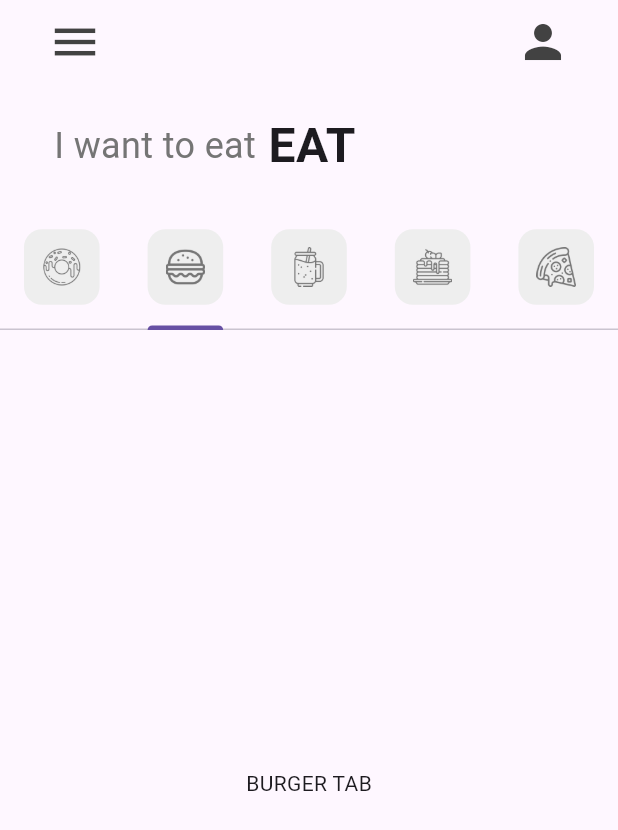
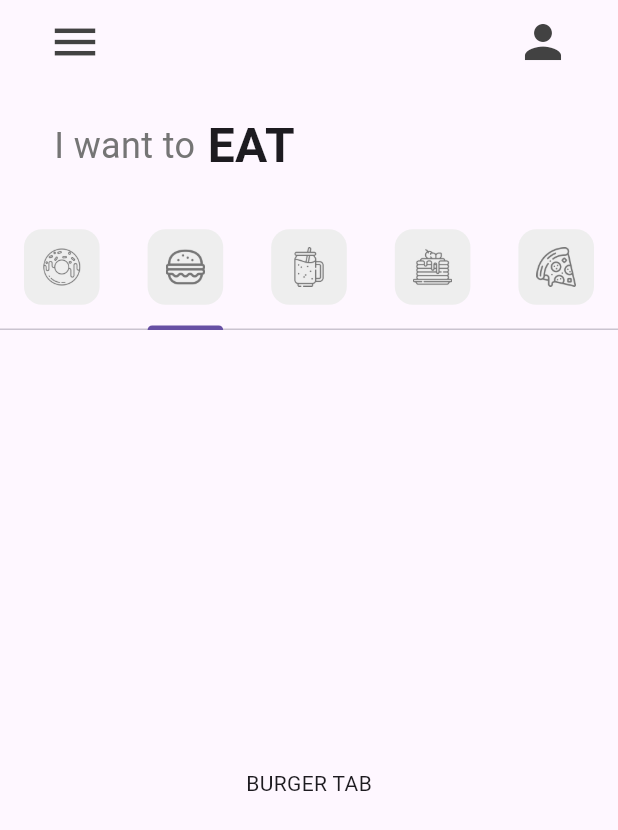
Before and after one commit to divyanshu1810/donut_app_flutter, a Flutter app: the screen it shows after launch, tab 2 chosen, after a tap on the "menu" icon, on a phone screen of 412 x 824 dp. Shown: the top 830 px of the screen. Run offline on Flutter 3.47's test engine with Material 3 defaults, Android fonts, the phone set to English and light mode, and no system bars.

Commit message:
fix: warnings

```diff
--- a/lib/pages/home_page.dart
+++ b/lib/pages/home_page.dart
@@ -15,29 +15,19 @@ class HomePage extends StatefulWidget {
 }
 
 class _HomePageState extends State<HomePage> {
-  // my tabs
   List<Widget> myTabs = const [
-    // donut tab
     MyTab(
       iconPath: 'lib/icons/donut.png',
     ),
-
-    // burger tab
     MyTab(
       iconPath: 'lib/icons/burger.png',
     ),
-
-    // smoothie tab
     MyTab(
       iconPath: 'lib/icons/smoothie.png',
     ),
-
-    // pancake tab
     MyTab(
       iconPath: 'lib/icons/pancakes.png',
     ),
-
-    // pizza tab
     MyTab(
       iconPath: 'lib/icons/pizza.png',
     ),
@@ -59,9 +49,7 @@ class _HomePageState extends State<HomePage> {
                 color: Colors.grey[800],
                 size: 36,
               ),
-              onPressed: () {
-                // open drawer
-              },
+              onPressed: () {},
             ),
           ),
           actions: [
@@ -73,9 +61,7 @@ class _HomePageState extends State<HomePage> {
                   color: Colors.grey[800],
                   size: 36,
                 ),
-                onPressed: () {
-                  // account button tapped
-                },
+                onPressed: () {},
               ),
             )
           ],
@@ -89,10 +75,10 @@ class _HomePageState extends State<HomePage> {
               child: Row(
                 children: [
                   Text(
-                    'I want to eat',
+                    'I want to',
                     style: TextStyle(fontSize: 24, color: Colors.grey[600]),
                   ),
-                  Text(
+                  const Text(
                     ' EAT',
                     style: TextStyle(fontSize: 32, fontWeight: FontWeight.bold),
                   ),
@@ -100,27 +86,16 @@ class _HomePageState extends State<HomePage> {
               ),
             ),
 
-            // tab bar
             TabBar(tabs: myTabs),
 
-            // tab bar view
             Expanded(
               child: TabBarView(
                 children: [
-                  // donut page
                   DonutTab(),
-
-                  // burger page
-                  BurgerTab(),
-
-                  // smoothie page
-                  SmoothieTab(),
-
-                  // pancake page
-                  PancakeTab(),
-
-                  // pizza page
-                  PizzaTab(),
+                  const BurgerTab(),
+                  const SmoothieTab(),
+                  const PancakeTab(),
+                  const PizzaTab(),
                 ],
               ),
             )
--- a/lib/tab/burger_tab.dart
+++ b/lib/tab/burger_tab.dart
@@ -1,12 +1,12 @@
 import 'package:flutter/material.dart';
 
 class BurgerTab extends StatelessWidget {
+  const BurgerTab({super.key});
+
   @override
   Widget build(BuildContext context) {
-    return Container(
-      child: Center(
-        child: Text("BURGER TAB"),
-      ),
+    return const Center(
+      child: Text("BURGER TAB"),
     );
   }
 }
--- a/lib/tab/donut_tab.dart
+++ b/lib/tab/donut_tab.dart
@@ -2,6 +2,7 @@ import 'package:flutter/material.dart';
 
 import '../util/donut_tile.dart';
 
+// ignore: must_be_immutable
 class DonutTab extends StatelessWidget {
   // list of donuts
   List donutsOnSale = [
@@ -12,12 +13,14 @@ class DonutTab extends StatelessWidget {
     ["Choco", "95", Colors.brown, "lib/images/chocolate_donut.png"],
   ];
 
+  DonutTab({super.key});
+
   @override
   Widget build(BuildContext context) {
     return GridView.builder(
       itemCount: donutsOnSale.length,
-      padding: EdgeInsets.all(12),
-      gridDelegate: SliverGridDelegateWithFixedCrossAxisCount(
+      padding: const EdgeInsets.all(12),
+      gridDelegate: const SliverGridDelegateWithFixedCrossAxisCount(
         crossAxisCount: 2,
         childAspectRatio: 1 / 1.5,
       ),
--- a/lib/util/donut_tile.dart
+++ b/lib/util/donut_tile.dart
@@ -3,6 +3,7 @@ import 'package:flutter/material.dart';
 class DonutTile extends StatelessWidget {
   final String donutFlavor;
   final String donutPrice;
+  // ignore: prefer_typing_uninitialized_variables
   final donutColor;
   final String imageName;
 
@@ -39,7 +40,7 @@ class DonutTile extends StatelessWidget {
                       topRight: Radius.circular(borderRadius),
                     ),
                   ),
-                  padding: EdgeInsets.all(12),
+                  padding: const EdgeInsets.all(12),
                   child: Text(
                     '\$$donutPrice',
                     style: TextStyle(
@@ -52,17 +53,15 @@ class DonutTile extends StatelessWidget {
               ],
             ),
 
-            // donut picture
             Padding(
               padding:
                   const EdgeInsets.symmetric(horizontal: 36.0, vertical: 16),
               child: Image.asset(imageName),
             ),
 
-            // donut flavor
             Text(
               donutFlavor,
-              style: TextStyle(
+              style: const TextStyle(
                 fontWeight: FontWeight.bold,
                 fontSize: 16,
               ),
@@ -73,19 +72,15 @@ class DonutTile extends StatelessWidget {
               style: TextStyle(color: Colors.grey[600]),
             ),
 
-            // love icon + add button
             Padding(
               padding: const EdgeInsets.all(12.0),
               child: Row(
                 mainAxisAlignment: MainAxisAlignment.spaceBetween,
                 children: [
-                  // love icon
                   Icon(
                     Icons.favorite,
                     color: Colors.pink[400],
                   ),
-
-                  // plus button
                   Icon(
                     Icons.add,
                     color: Colors.grey[800],
--- a/lib/util/my_tab.dart
+++ b/lib/util/my_tab.dart
@@ -10,7 +10,7 @@ class MyTab extends StatelessWidget {
     return Tab(
       height: 80,
       child: Container(
-        padding: EdgeInsets.all(12),
+        padding: const EdgeInsets.all(12),
         decoration: BoxDecoration(
             color: Colors.grey[200], borderRadius: BorderRadius.circular(12)),
         child: Image.asset(
```
Also changed, not shown: lib/tab/pancake_tab.dart (+4 -4 lines), lib/tab/pizza_tab.dart (+4 -4 lines), lib/tab/smoothie_tab.dart (+4 -4 lines).
